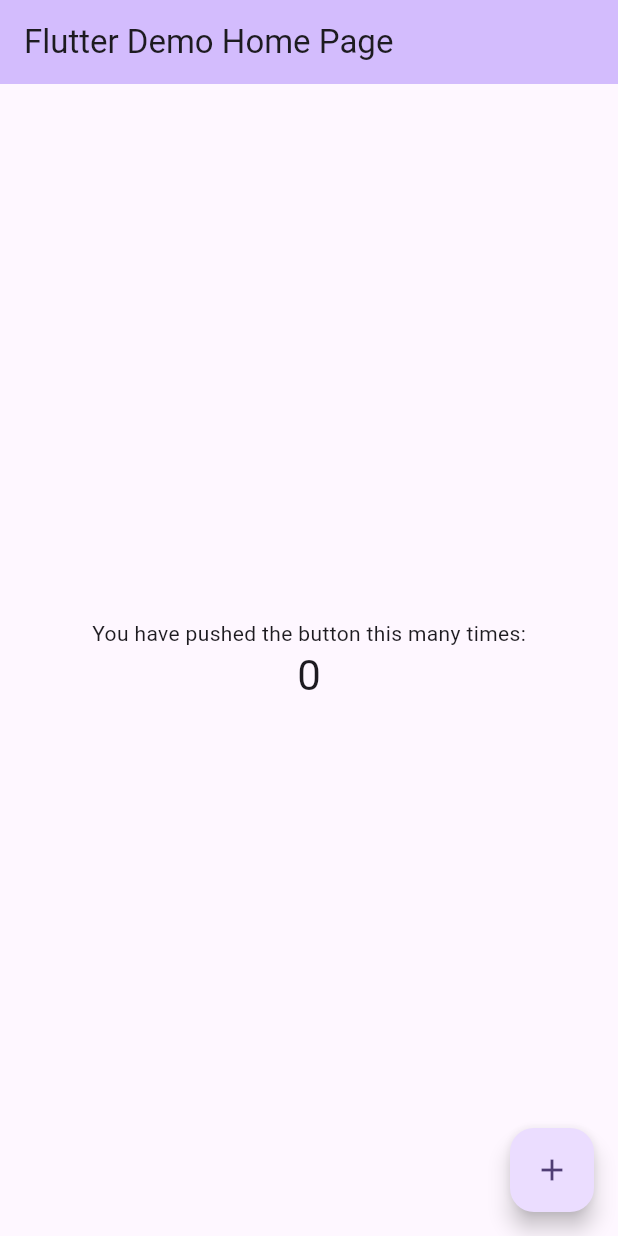
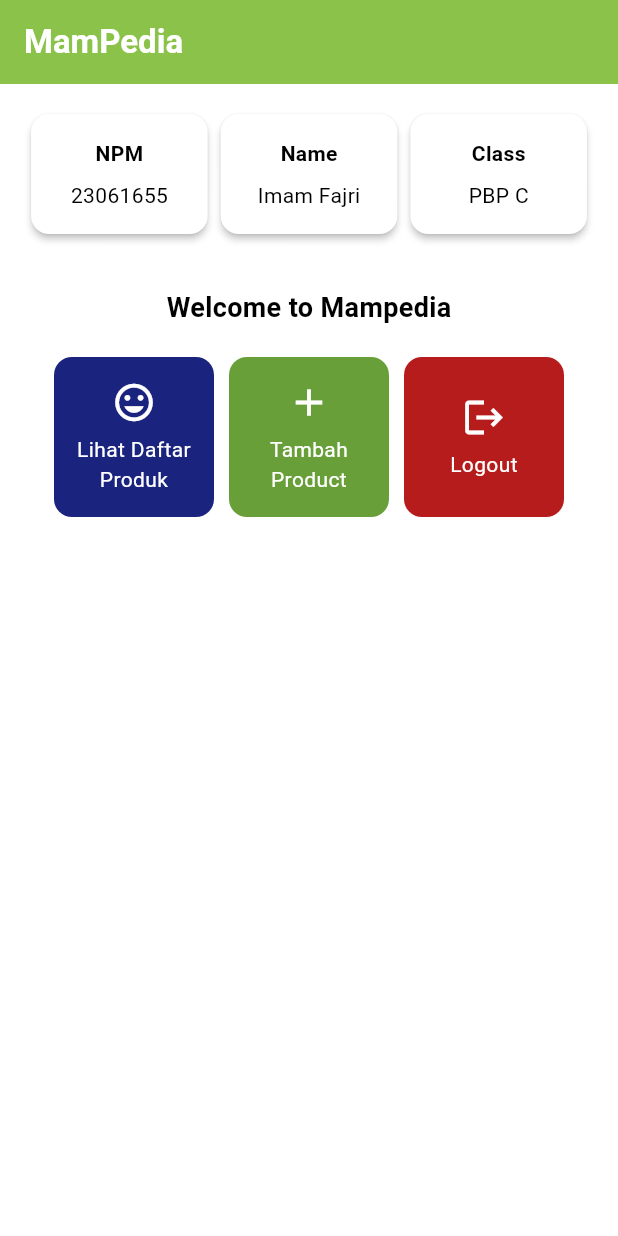
Before and after one commit to imamfajri1/mampedia_mobile, a Flutter app: the screen it shows after launch, on a phone screen of 412 x 824 dp. Run offline on Flutter 3.47's test engine with Material 3 defaults, Android fonts, the phone set to English and light mode, and no system bars.

Commit message:
Ngoding Tugas 7 Done

```diff
--- a/lib/main.dart
+++ b/lib/main.dart
@@ -28,98 +28,197 @@
         //
         // This works for code too, not just values: Most code changes can be
         // tested with just a hot reload.
-        colorScheme: ColorScheme.fromSeed(seedColor: Colors.deepPurple),
-        useMaterial3: true,
+        colorScheme: ColorScheme.fromSwatch(
+          primarySwatch: Colors.lightGreen,
+        ).copyWith(secondary: Colors.lightGreen[900]),
       ),
-      home: const MyHomePage(title: 'Flutter Demo Home Page'),
+      home: MyHomePage(),
     );
   }
 }
 
-class MyHomePage extends StatefulWidget {
-  const MyHomePage({super.key, required this.title});
-
-  // This widget is the home page of your application. It is stateful, meaning
-  // that it has a State object (defined below) that contains fields that affect
-  // how it looks.
-
-  // This class is the configuration for the state. It holds the values (in this
-  // case the title) provided by the parent (in this case the App widget) and
-  // used by the build method of the State. Fields in a Widget subclass are
-  // always marked "final".
-
-  final String title;
-
-  @override
-  State<MyHomePage> createState() => _MyHomePageState();
+class ItemHomepage {
+  final String name;
+  final IconData icon;
+  ItemHomepage(this.name, this.icon);
 }
 
-class _MyHomePageState extends State<MyHomePage> {
-  int _counter = 0;
-
-  void _incrementCounter() {
-    setState(() {
-      // This call to setState tells the Flutter framework that something has
-      // changed in this State, which causes it to rerun the build method below
-      // so that the display can reflect the updated values. If we changed
-      // _counter without calling setState(), then the build method would not be
-      // called again, and so nothing would appear to happen.
-      _counter++;
-    });
-  }
+class MyHomePage extends StatelessWidget {
+  final String npm = '23061655'; // NPM
+  final String name = 'Imam Fajri'; // Nama
+  final String className = 'PBP C'; // Kelas
+  final List<ItemHomepage> items = [
+    ItemHomepage("Lihat Daftar Produk", Icons.mood),
+    ItemHomepage("Tambah Product", Icons.add),
+    ItemHomepage("Logout", Icons.logout),
+  ];
+  MyHomePage({super.key});
 
   @override
   Widget build(BuildContext context) {
-    // This method is rerun every time setState is called, for instance as done
-    // by the _incrementCounter method above.
-    //
-    // The Flutter framework has been optimized to make rerunning build methods
-    // fast, so that you can just rebuild anything that needs updating rather
-    // than having to individually change instances of widgets.
     return Scaffold(
+      // AppBar adalah bagian atas halaman yang menampilkan judul.
       appBar: AppBar(
-        // TRY THIS: Try changing the color here to a specific color (to
-        // Colors.amber, perhaps?) and trigger a hot reload to see the AppBar
-        // change color while the other colors stay the same.
-        backgroundColor: Theme.of(context).colorScheme.inversePrimary,
-        // Here we take the value from the MyHomePage object that was created by
-        // the App.build method, and use it to set our appbar title.
-        title: Text(widget.title),
+        // Judul aplikasi "Mental Health Tracker" dengan teks putih dan tebal.
+        title: const Text(
+          'MamPedia',
+          style: TextStyle(
+            color: Colors.white,
+            fontWeight: FontWeight.bold,
+          ),
+        ),
+        // Warna latar belakang AppBar diambil dari skema warna tema aplikasi.
+        backgroundColor: Theme.of(context).colorScheme.primary,
       ),
-      body: Center(
-        // Center is a layout widget. It takes a single child and positions it
-        // in the middle of the parent.
+      // Body halaman dengan padding di sekelilingnya.
+      body: Padding(
+        padding: const EdgeInsets.all(16.0),
+        // Menyusun widget secara vertikal dalam sebuah kolom.
         child: Column(
-          // Column is also a layout widget. It takes a list of children and
-          // arranges them vertically. By default, it sizes itself to fit its
-          // children horizontally, and tries to be as tall as its parent.
-          //
-          // Column has various properties to control how it sizes itself and
-          // how it positions its children. Here we use mainAxisAlignment to
-          // center the children vertically; the main axis here is the vertical
-          // axis because Columns are vertical (the cross axis would be
-          // horizontal).
-          //
-          // TRY THIS: Invoke "debug painting" (choose the "Toggle Debug Paint"
-          // action in the IDE, or press "p" in the console), to see the
-          // wireframe for each widget.
-          mainAxisAlignment: MainAxisAlignment.center,
-          children: <Widget>[
-            const Text(
-              'You have pushed the button this many times:',
+          crossAxisAlignment: CrossAxisAlignment.center,
+          children: [
+            // Row untuk menampilkan 3 InfoCard secara horizontal.
+            Row(
+              mainAxisAlignment: MainAxisAlignment.spaceEvenly,
+              children: [
+                InfoCard(title: 'NPM', content: npm),
+                InfoCard(title: 'Name', content: name),
+                InfoCard(title: 'Class', content: className),
+              ],
             ),
-            Text(
-              '$_counter',
-              style: Theme.of(context).textTheme.headlineMedium,
+
+            // Memberikan jarak vertikal 16 unit.
+            const SizedBox(height: 16.0),
+
+            // Menempatkan widget berikutnya di tengah halaman.
+            Center(
+              child: Column(
+                // Menyusun teks dan grid item secara vertikal.
+
+                children: [
+                  // Menampilkan teks sambutan dengan gaya tebal dan ukuran 18.
+                  const Padding(
+                    padding: EdgeInsets.only(top: 16.0),
+                    child: Text(
+                      'Welcome to Mampedia',
+                      style: TextStyle(
+                        fontWeight: FontWeight.bold,
+                        fontSize: 18.0,
+                      ),
+                    ),
+                  ),
+
+                  // Grid untuk menampilkan ItemCard dalam bentuk grid 3 kolom.
+                  GridView.count(
+                    primary: true,
+                    padding: const EdgeInsets.all(20),
+                    crossAxisSpacing: 10,
+                    mainAxisSpacing: 10,
+                    crossAxisCount: 3,
+                    // Agar grid menyesuaikan tinggi kontennya.
+                    shrinkWrap: true,
+
+                    // Menampilkan ItemCard untuk setiap item dalam list items.
+                    children: items.map((ItemHomepage item) {
+                      return ItemCard(item);
+                    }).toList(),
+                  ),
+                ],
+              ),
             ),
           ],
         ),
       ),
-      floatingActionButton: FloatingActionButton(
-        onPressed: _incrementCounter,
-        tooltip: 'Increment',
-        child: const Icon(Icons.add),
-      ), // This trailing comma makes auto-formatting nicer for build methods.
     );
   }
 }
+
+class ItemCard extends StatelessWidget {
+  final ItemHomepage item;
+
+  const ItemCard(this.item, {super.key});
+
+  @override
+  Widget build(BuildContext context) {
+    Color? backgroundColor;
+    if (item.name == "Tambah Product") {
+      backgroundColor = Colors.lightGreen[700];
+    } else if (item.name == "Lihat Daftar Produk") {
+      backgroundColor = Colors.indigo[900];
+    } else if (item.name == "Logout") {
+      backgroundColor = Colors.red[900];
+    } else {
+      backgroundColor = Theme.of(context).colorScheme.secondary;
+    }
+
+    return Material(
+      color: backgroundColor,
+      borderRadius: BorderRadius.circular(12),
+      child: InkWell(
+        onTap: () {
+          ScaffoldMessenger.of(context)
+            ..hideCurrentSnackBar()
+            ..showSnackBar(SnackBar(
+              content: Text("Kamu telah menekan tombol ${item.name}!"),
+            ));
+        },
+        child: Container(
+          padding: const EdgeInsets.all(8),
+          child: Center(
+            child: Column(
+              mainAxisAlignment: MainAxisAlignment.center,
+              children: [
+                Icon(
+                  item.icon,
+                  color: Colors.white,
+                  size: 30.0,
+                ),
+                const Padding(padding: EdgeInsets.all(3)),
+                Text(
+                  item.name,
+                  textAlign: TextAlign.center,
+                  style: const TextStyle(color: Colors.white),
+                ),
+              ],
+            ),
+          ),
+        ),
+      ),
+    );
+  }
+}
+
+
+class InfoCard extends StatelessWidget {
+  // Kartu informasi yang menampilkan title dan content.
+
+  final String title; // Judul kartu.
+  final String content; // Isi kartu.
+
+  const InfoCard({super.key, required this.title, required this.content});
+
+  @override
+  Widget build(BuildContext context) {
+    return Card(
+      // Membuat kotak kartu dengan bayangan dibawahnya.
+      elevation: 2.0,
+      child: Container(
+        // Mengatur ukuran dan jarak di dalam kartu.
+        width: MediaQuery.of(context).size.width /
+            3.5, // menyesuaikan dengan lebar device yang digunakan.
+        padding: const EdgeInsets.all(16.0),
+        // Menyusun title dan content secara vertikal.
+        child: Column(
+          children: [
+            Text(
+              title,
+              style: const TextStyle(fontWeight: FontWeight.bold),
+            ),
+            const SizedBox(height: 8.0),
+            Text(content),
+          ],
+        ),
+      ),
+    );
+  }
+}
```
